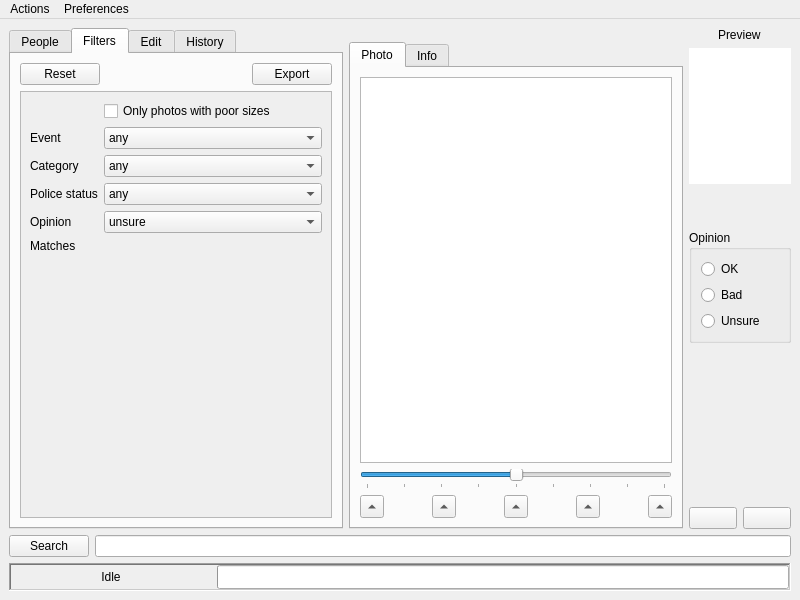
Old version of the form ui/editor.ui in the repository asuffield/ef-editor.
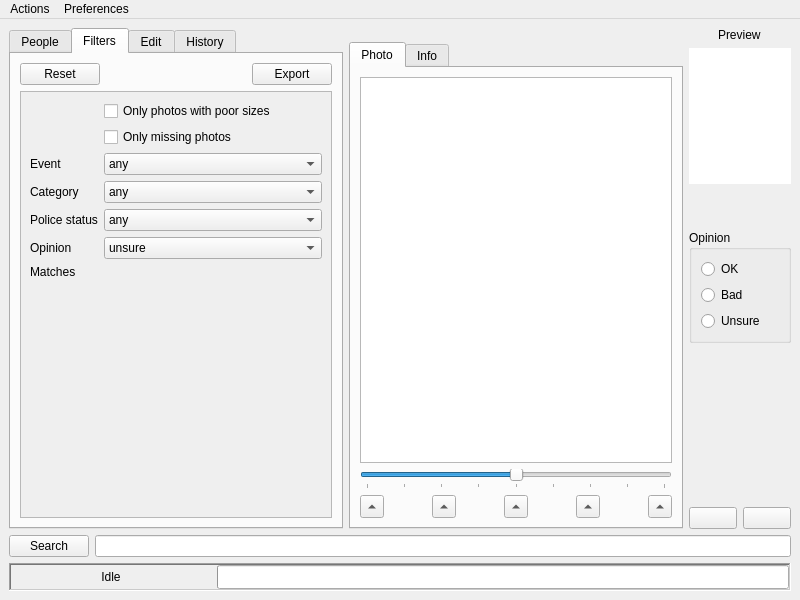
New version of the form. The open tabs and pages were chosen to show the change.

What changed in the file:
```diff
--- a/ui/editor.ui
+++ b/ui/editor.ui
@@ -286,6 +286,13 @@
                 </property>
                </widget>
               </item>
+              <item row="1" column="1">
+               <widget class="QCheckBox" name="filter_only_missing">
+                <property name="text">
+                 <string>Only missing photos</string>
+                </property>
+               </widget>
+              </item>
              </layout>
             </widget>
            </widget>
```
